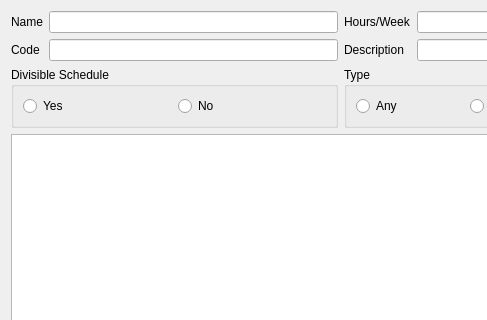
edceliz/GeneticAlgorithmUniversityClassScheduler, file qt_ui/subject.ui: the form before one commit; both pictures show x 0 to 487 and y 0 to 320 of the 716 by 553 pixel window.
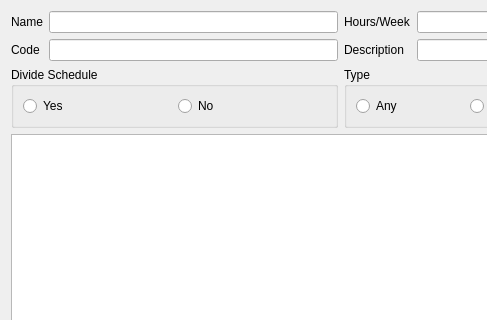
The form after the commit.

Patch:
```diff
--- a/qt_ui/subject.ui
+++ b/qt_ui/subject.ui
@@ -60,7 +60,7 @@
         </sizepolicy>
        </property>
        <property name="title">
-        <string>Divisible Schedule</string>
+        <string>Divide Schedule</string>
        </property>
        <layout class="QHBoxLayout" name="horizontalLayout_2">
         <item>
```
